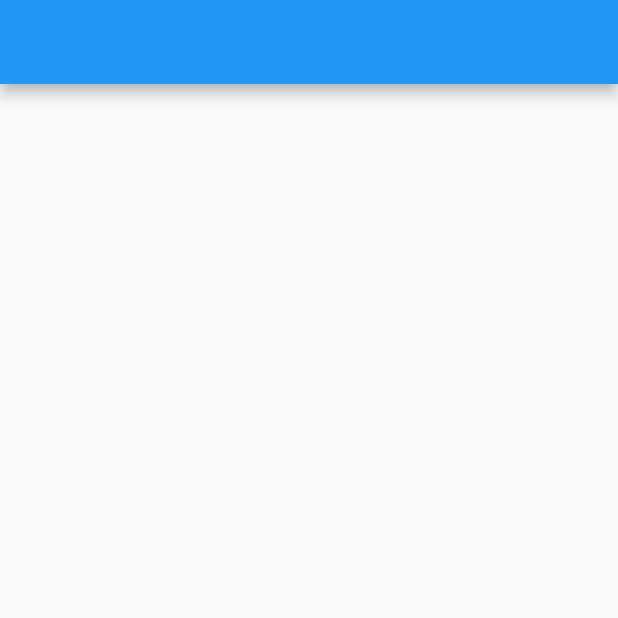
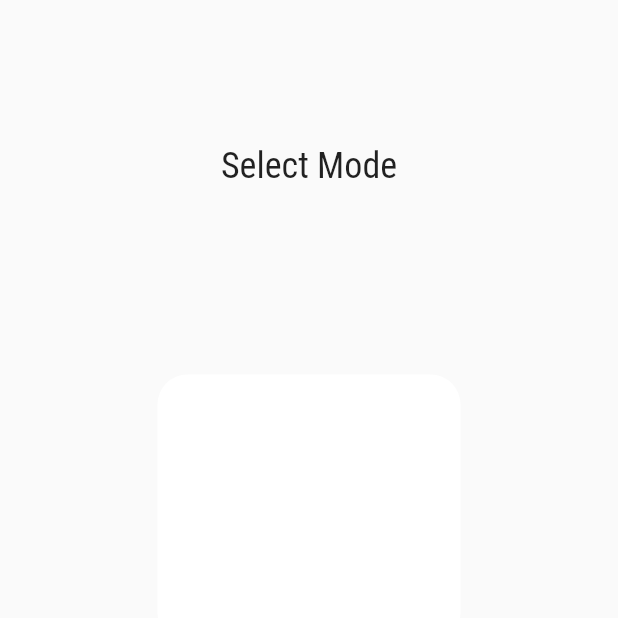
Before and after one commit to NabilMQ/Tic_Tac_Toe, a Flutter app: the SelectMode screen opened directly, on a phone screen of 412 x 824 dp, the top half of it. Run offline on Flutter 3.47's test engine with Material 2 defaults, Android fonts, the phone set to English and light mode, and no system bars; drawn by our look-alikes of flutter_layout_grid; Roboto replaces fonts that are missing (Roboto Condensed).

Commit message:
making select mode page layout, added custom icons

```diff
--- /dev/null
+++ b/lib/customIcons/my_flutter_app_icons.dart
@@ -0,0 +1,31 @@
+/// Flutter icons MyFlutterApp
+/// Copyright (C) 2023 by original authors @ fluttericon.com, fontello.com
+/// This font was generated by FlutterIcon.com, which is derived from Fontello.
+///
+/// To use this font, place it in your fonts/ directory and include the
+/// following in your pubspec.yaml
+///
+/// flutter:
+///   fonts:
+///    - family:  MyFlutterApp
+///      fonts:
+///       - asset: fonts/MyFlutterApp.ttf
+///
+///
+///
+import 'package:flutter/widgets.dart';
+
+class CustomIcons {
+  CustomIcons._();
+
+  static const _kFontFam = 'MyFlutterApp';
+  static const String? _kFontPkg = null;
+
+  static const IconData check2 = IconData(0xe800, fontFamily: _kFontFam, fontPackage: _kFontPkg);
+  static const IconData circle = IconData(0xe801, fontFamily: _kFontFam, fontPackage: _kFontPkg);
+  static const IconData laptop = IconData(0xe802, fontFamily: _kFontFam, fontPackage: _kFontPkg);
+  static const IconData menu_button_wide = IconData(0xe803, fontFamily: _kFontFam, fontPackage: _kFontPkg);
+  static const IconData person = IconData(0xe804, fontFamily: _kFontFam, fontPackage: _kFontPkg);
+  static const IconData x_lg = IconData(0xe805, fontFamily: _kFontFam, fontPackage: _kFontPkg);
+  static const IconData play = IconData(0xe806, fontFamily: _kFontFam, fontPackage: _kFontPkg);
+}
--- a/lib/playPage/selectModePage/select_mode.dart
+++ b/lib/playPage/selectModePage/select_mode.dart
@@ -1,5 +1,6 @@
 import 'package:flutter/material.dart';
 import 'package:flutter_layout_grid/flutter_layout_grid.dart';
+import 'package:tic_tac_toe/customIcons/my_flutter_app_icons.dart';
 
 Route toSelectModePage() {
   return PageRouteBuilder(
@@ -36,9 +37,6 @@ class _SelectModeState extends State<SelectMode> {
     double height = MediaQuery.of(context).size.height;
 
     return Scaffold(
-      appBar: AppBar(
-        automaticallyImplyLeading: false,
-      ),
       body: Container(
         width: width,
         height: height,
@@ -48,7 +46,52 @@ class _SelectModeState extends State<SelectMode> {
           rowSizes: List.generate(40, (index) => 1.fr),
           columnGap: 8,
           rowGap: 8,
-          children: const [
+          children: [
+            GridPlacement(
+              columnStart: 1,
+              columnSpan: 6,
+              rowStart: 3,
+              rowSpan: 5,
+              child: Container(
+                child: const Center(
+                  child: Text(
+                    "Select Mode",
+                    style: TextStyle(
+                        fontFamily: "Roboto Condensed",
+                        fontWeight: FontWeight.normal,
+                        fontSize: 24,
+                        letterSpacing: 0,
+                      ),
+                  ),
+                ),
+              ),
+            ),
+
+            GridPlacement(
+              columnStart: 2,
+              columnSpan: 4,
+              rowStart: 12,
+              rowSpan: 9,
+              child: Container(
+                decoration: BoxDecoration(
+                  borderRadius: BorderRadius.circular(20),
+                  color: Colors.white,
+                ),
+              ),
+            ),
+
+            GridPlacement (
+              columnStart: 2,
+              columnSpan: 4,
+              rowStart: 23,
+              rowSpan: 9,
+              child: Container(
+                decoration: BoxDecoration(
+                  borderRadius: BorderRadius.circular(20),
+                  color: Colors.white,
+                ),
+              ),
+            )
           ],
         ),
       ),
--- a/pubspec.yaml
+++ b/pubspec.yaml
@@ -20,7 +20,7 @@ dev_dependencies:
 flutter:
   uses-material-design: true
   fonts:
-    - family: "RobotoCondensed"
+    - family: RobotoCondensed
       fonts:
         - asset: assets/fonts/RobotoCondensed-Light.ttf
           style: normal
@@ -40,3 +40,6 @@ flutter:
         - asset: assets/fonts/RobotoCondensed-BoldItalic.ttf
           style: italic
           weight: 700
+    - family: CustomIcons
+      fonts:
+        - asset: assets/icons/MyFlutterApp.ttf
```
Also changed, not shown: assets/icons/MyFlutterApp.ttf (added).
